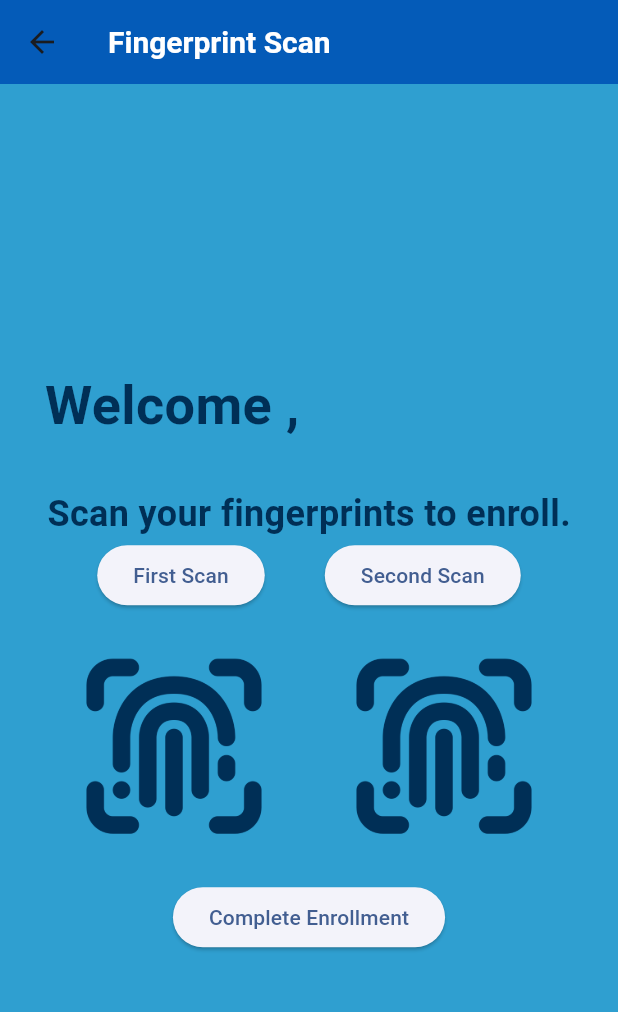
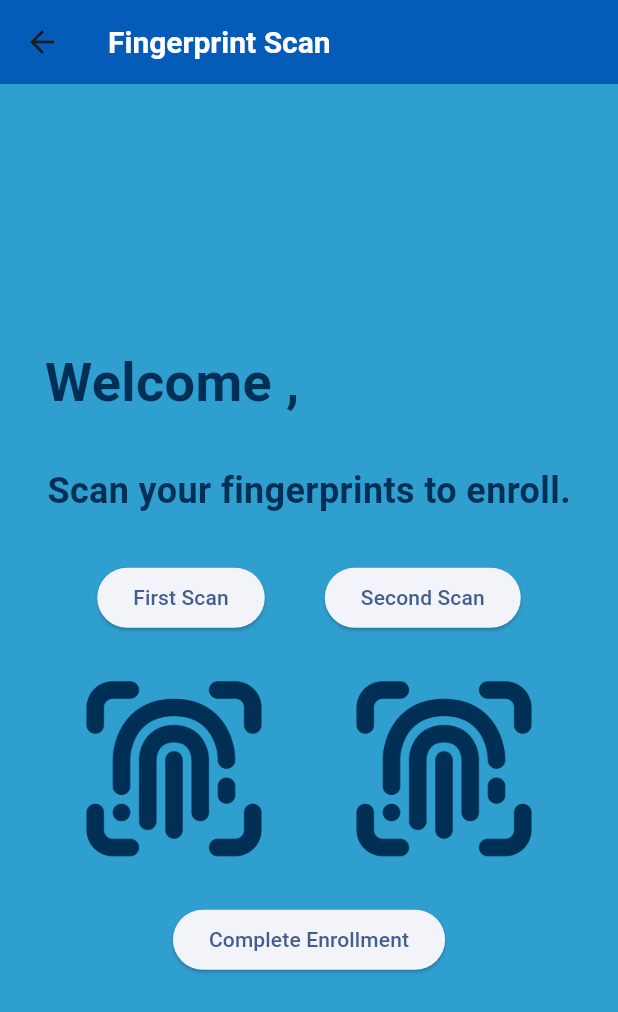
Before and after one commit to jefftheref21/ContactlessFingerprintMobileApp, a Flutter app: the EnrollmentScanPage screen opened directly with empty values, on a phone screen of 412 x 824 dp. Shown: the top 1012 px of the screen. Run offline on Flutter 3.47's test engine with Material 3 defaults, Android fonts, the phone set to English and light mode, and no system bars; our stand-ins replace camera; accounts and stored records are empty; network calls fail.

Commit message:
ui changes

```diff
--- a/lib/constants.dart
+++ b/lib/constants.dart
@@ -20,4 +20,6 @@ class MyIcons {
   static const ImageIcon verificationIcon = ImageIcon(AssetImage("assets/verification_icon.png"), color: MyColors.harrimanBlue,  size: 140);
   static const ImageIcon enrollmentIcon = ImageIcon(AssetImage("assets/enrollment_icon.png"), color: MyColors.harrimanBlue,  size: 140);
   static const ImageIcon cameraIcon = ImageIcon(AssetImage("assets/camera_icon.png"), color: MyColors.harrimanBlue,  size: 140);
+
+  static const List flashIcons = [Icons.flash_auto, Icons.flash_on, Icons.flash_off];
 }
--- a/lib/pages/enrollment_scan_page.dart
+++ b/lib/pages/enrollment_scan_page.dart
@@ -24,8 +24,16 @@ class EnrollmentScanPage extends StatefulWidget {
 }
 
 class _EnrollmentScanPageState extends State<EnrollmentScanPage>{
-  bool firstScanComplete = false;
-  bool secondScanComplete = false;
+  late bool firstScanComplete;
+  late bool secondScanComplete;
+  final GlobalKey<LoadingPageState> _loadingScreenKey = GlobalKey<LoadingPageState>();
+
+  @override
+  void initState() {
+    super.initState();
+    firstScanComplete = false;
+    secondScanComplete = false;
+  }
 
   @override
   Widget build(BuildContext context) {
@@ -54,7 +62,7 @@ class _EnrollmentScanPageState extends State<EnrollmentScanPage>{
               ),
             ),
             const Padding(
-              padding: EdgeInsets.only(left: 15.0, top: 30.0, right: 15.0),
+              padding: EdgeInsets.only(top: 30.0, bottom: 30.0, left: 15.0, right: 15.0),
               child: Text(
                 'Scan your fingerprints to enroll.',
                 style: TextStyle(
@@ -129,7 +137,12 @@ class _EnrollmentScanPageState extends State<EnrollmentScanPage>{
                   return;
                 }
 
-                Navigator.push(context, MaterialPageRoute(builder: (context) => LoadingPage()));
+                Navigator.push(context, MaterialPageRoute(builder: (context) => LoadingPage(
+                  key: _loadingScreenKey,
+                  message: 'Enrolling...'))
+                );
+
+                _loadingScreenKey.currentState!.updateMessage("Saving embeddings...");
                 final result = await enrollUser(widget.uri, widget.user);
 
                 if (!context.mounted) return;
--- a/lib/pages/enrollment_state_page.dart
+++ b/lib/pages/enrollment_state_page.dart
@@ -33,7 +33,6 @@ class EnrollmentStatePage extends StatelessWidget {
             ElevatedButton(
               onPressed: () {
                 Navigator.pop(context);
-                Navigator.pop(context);
               },
               child: const Text('Back to Home'),
             ),
--- a/lib/pages/identification_page.dart
+++ b/lib/pages/identification_page.dart
@@ -159,7 +159,7 @@ class _IdentifierPageState extends State<IdentificationPage> {
                 return;
               }
 
-              Navigator.push(context, MaterialPageRoute(builder: (context) => const LoadingPage()));
+              Navigator.push(context, MaterialPageRoute(builder: (context) => const LoadingPage(message: "Identifying...")));
 
               final response = await identifyFingerprint(widget.uri, fingerprintPath, leftSide ? "left" : "right");
               final int status = response.statusCode;
@@ -176,6 +176,9 @@ class _IdentifierPageState extends State<IdentificationPage> {
                 );
                 return;
               }
+
+              scanComplete = false;
+              fingerprintPath = '';
 
               bool successful = false;
               if (status == 200) {
--- a/lib/pages/identification_results_page.dart
+++ b/lib/pages/identification_results_page.dart
@@ -23,6 +23,7 @@ class _IdentificationResultsPageState extends State<IdentificationResultsPage> {
     return Scaffold(
       appBar: AppBar(
         title: const Text('Fingerprint Identification'),
+        automaticallyImplyLeading: false,
       ),
       body: widget.matchFound ?
       Center(
@@ -39,10 +40,9 @@ class _IdentificationResultsPageState extends State<IdentificationResultsPage> {
             ),
             const SizedBox(height: 20),
             Text(
-              'Identified as ${widget.username},',
+              'Identified as ${widget.username}',
               style: const TextStyle(
                 fontSize: 30,
-
               ),
               textAlign: TextAlign.center,
             ),
@@ -51,7 +51,6 @@ class _IdentificationResultsPageState extends State<IdentificationResultsPage> {
               'Score: ${widget.score}',
               style: const TextStyle(
                 fontSize: 30,
-
               ),
               textAlign: TextAlign.center,
             ),
```
Also changed, not shown: lib/pages/camera_page.dart (+10 -17 lines), lib/pages/enrollment_page.dart (+9 -6 lines), lib/pages/home.dart (+1 -8 lines), lib/pages/verification_results_page.dart (+4 -4 lines), lib/pages/verification_scan_page.dart (+15 -45 lines).
